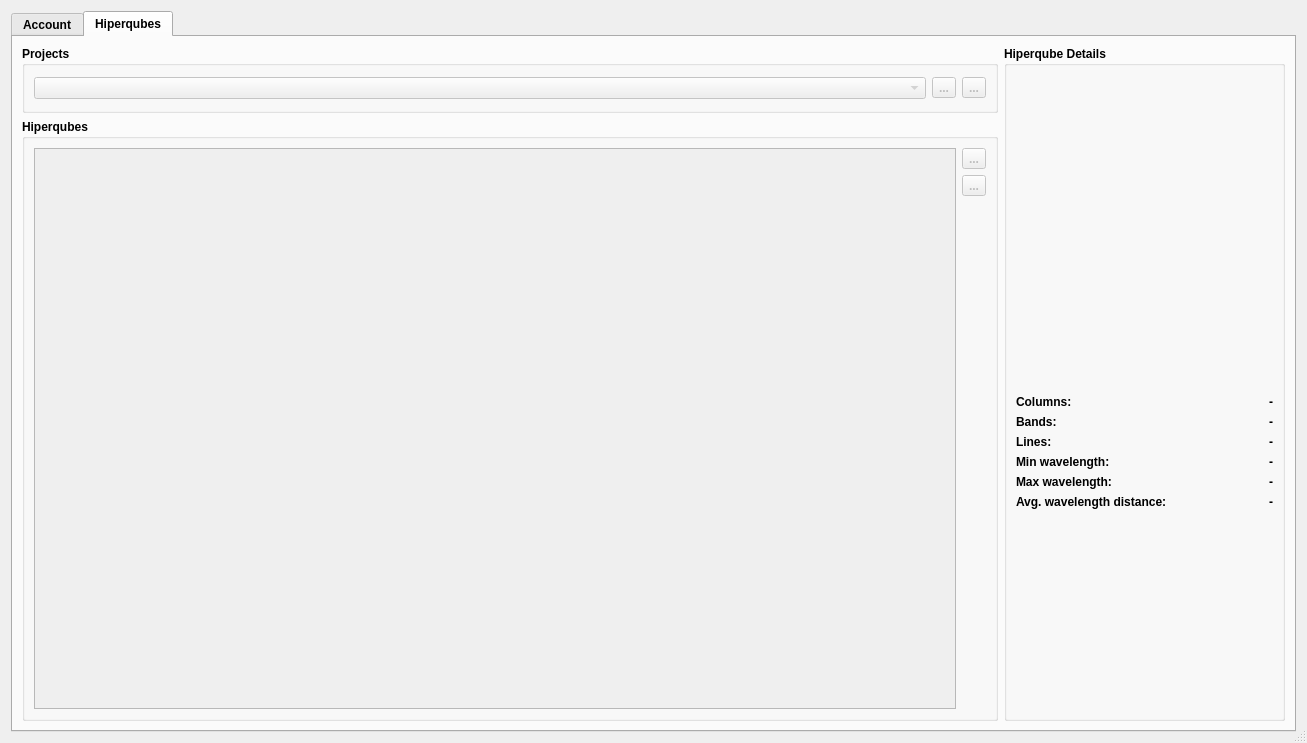
Before: the Qt Designer form terraqube_cloud_dialog_base.ui in terraqube/terraqube_cloud, drawn with Qt 5.
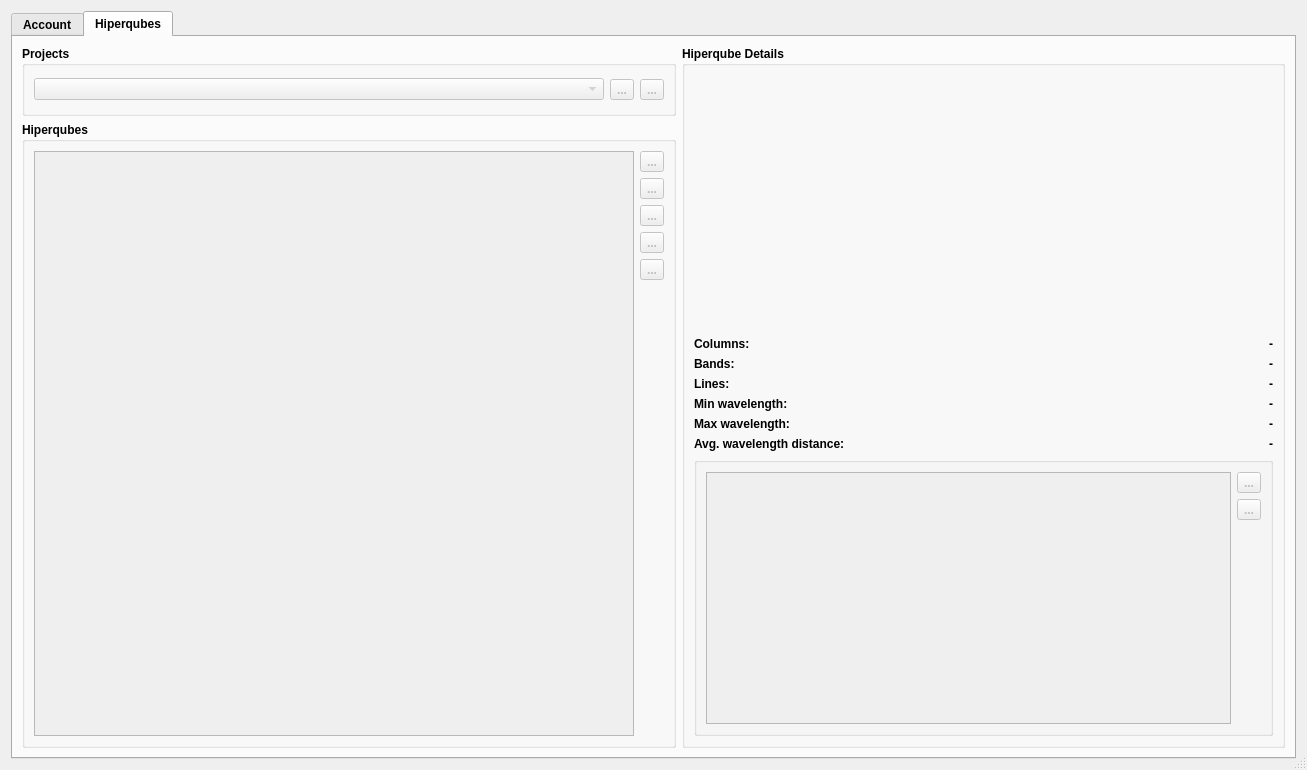
After: the same form once the commit is applied. Icons and pictures are not drawn.

Commit message: Implemented signatures compeletely.

Diff of the .ui file:
```diff
--- a/terraqube_cloud_dialog_base.ui
+++ b/terraqube_cloud_dialog_base.ui
@@ -446,6 +446,91 @@
               </item>
              </layout>
             </item>
+            <item>
+             <widget class="QGroupBox" name="signaturesGroupBox">
+              <property name="title">
+               <string/>
+              </property>
+              <layout class="QHBoxLayout" name="horizontalLayout">
+               <item>
+                <widget class="QTableWidget" name="signaturesTable">
+                 <property name="enabled">
+                  <bool>false</bool>
+                 </property>
+                 <property name="sizePolicy">
+                  <sizepolicy hsizetype="Expanding" vsizetype="Minimum">
+                   <horstretch>0</horstretch>
+                   <verstretch>0</verstretch>
+                  </sizepolicy>
+                 </property>
+                 <property name="minimumSize">
+                  <size>
+                   <width>100</width>
+                   <height>250</height>
+                  </size>
+                 </property>
+                 <property name="editTriggers">
+                  <set>QAbstractItemView::NoEditTriggers</set>
+                 </property>
+                 <property name="selectionMode">
+                  <enum>QAbstractItemView::SingleSelection</enum>
+                 </property>
+                 <property name="selectionBehavior">
+                  <enum>QAbstractItemView::SelectRows</enum>
+                 </property>
+                 <attribute name="horizontalHeaderStretchLastSection">
+                  <bool>true</bool>
+                 </attribute>
+                </widget>
+               </item>
+               <item>
+                <layout class="QVBoxLayout" name="verticalLayout_2">
+                 <item>
+                  <widget class="QToolButton" name="createSignatureButton">
+                   <property name="enabled">
+                    <bool>false</bool>
+                   </property>
+                   <property name="text">
+                    <string>...</string>
+                   </property>
+                   <property name="icon">
+                    <iconset resource="resources.qrc">
+                     <normaloff>:/plugins/terraqube_cloud/resources/crosshairs.svg</normaloff>:/plugins/terraqube_cloud/resources/crosshairs.svg</iconset>
+                   </property>
+                  </widget>
+                 </item>
+                 <item>
+                  <widget class="QToolButton" name="deleteSignatureButton">
+                   <property name="enabled">
+                    <bool>false</bool>
+                   </property>
+                   <property name="text">
+                    <string>...</string>
+                   </property>
+                   <property name="icon">
+                    <iconset resource="resources.qrc">
+                     <normaloff>:/plugins/terraqube_cloud/resources/trash-alt.svg</normaloff>:/plugins/terraqube_cloud/resources/trash-alt.svg</iconset>
+                   </property>
+                  </widget>
+                 </item>
+                 <item>
+                  <spacer name="verticalSpacer_3">
+                   <property name="orientation">
+                    <enum>Qt::Vertical</enum>
+                   </property>
+                   <property name="sizeHint" stdset="0">
+                    <size>
+                     <width>20</width>
+                     <height>40</height>
+                    </size>
+                   </property>
+                  </spacer>
+                 </item>
+                </layout>
+               </item>
+              </layout>
+             </widget>
+            </item>
            </layout>
           </widget>
          </item>
@@ -551,6 +636,57 @@
                   </property>
                  </widget>
                 </item>
+                <item>
+                 <widget class="QToolButton" name="refreshHiperqubesButton">
+                  <property name="enabled">
+                   <bool>false</bool>
+                  </property>
+                  <property name="toolTip">
+                   <string>Refresh hiperqube list</string>
+                  </property>
+                  <property name="text">
+                   <string>...</string>
+                  </property>
+                  <property name="icon">
+                   <iconset resource="resources.qrc">
+                    <normaloff>:/plugins/terraqube_cloud/resources/sync-alt.svg</normaloff>:/plugins/terraqube_cloud/resources/sync-alt.svg</iconset>
+                  </property>
+                 </widget>
+                </item>
+                <item>
+                 <widget class="QToolButton" name="showHiperqubeButton">
+                  <property name="enabled">
+                   <bool>false</bool>
+                  </property>
+                  <property name="toolTip">
+                   <string>Show raster in map canvas</string>
+                  </property>
+                  <property name="text">
+                   <string>...</string>
+                  </property>
+                  <property name="icon">
+                   <iconset resource="resources.qrc">
+                    <normaloff>:/plugins/terraqube_cloud/resources/image.svg</normaloff>:/plugins/terraqube_cloud/resources/image.svg</iconset>
+                  </property>
+                 </widget>
+                </item>
+                <item>
+                 <widget class="QToolButton" name="signatureButton">
+                  <property name="enabled">
+                   <bool>false</bool>
+                  </property>
+                  <property name="toolTip">
+                   <string>Create hyperspectral signature</string>
+                  </property>
+                  <property name="text">
+                   <string>...</string>
+                  </property>
+                  <property name="icon">
+                   <iconset resource="resources.qrc">
+                    <normaloff>:/plugins/terraqube_cloud/resources/chart-area.svg</normaloff>:/plugins/terraqube_cloud/resources/chart-area.svg</iconset>
+                  </property>
+                 </widget>
+                </item>
                 <item>
                  <widget class="QToolButton" name="deleteHiperqubeButton">
                   <property name="enabled">
```
Left out of the diff: 19 changed lines with no effect on the pictures. The commit also changes 14 other files.
